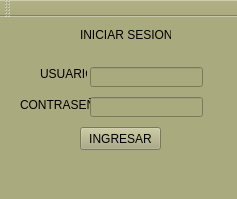
Old version of the form escuelaa.ui in the repository TellaCampos/proyecto-escuela.
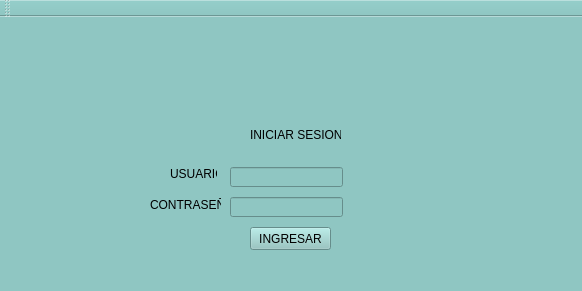
New version of the form. Icons and pictures are not drawn.

What changed in the file:
```diff
--- a/escuelaa.ui
+++ b/escuelaa.ui
@@ -6,22 +6,22 @@
    <rect>
     <x>0</x>
     <y>0</y>
-    <width>237</width>
-    <height>199</height>
+    <width>582</width>
+    <height>291</height>
    </rect>
   </property>
   <property name="windowTitle">
    <string>escuelaa</string>
   </property>
   <property name="styleSheet">
-   <string notr="true">background-color: rgb(170, 170, 127);</string>
+   <string notr="true">background-color: rgb(143, 198, 194);</string>
   </property>
   <widget class="QWidget" name="centralWidget">
    <widget class="QLabel" name="label">
     <property name="geometry">
      <rect>
-      <x>80</x>
-      <y>10</y>
+      <x>250</x>
+      <y>110</y>
       <width>91</width>
       <height>16</height>
      </rect>
@@ -33,8 +33,8 @@
    <widget class="QLineEdit" name="user">
     <property name="geometry">
      <rect>
-      <x>90</x>
-      <y>50</y>
+      <x>230</x>
+      <y>150</y>
       <width>113</width>
       <height>20</height>
      </rect>
@@ -49,8 +49,8 @@
    <widget class="QLabel" name="label_2">
     <property name="geometry">
      <rect>
-      <x>40</x>
-      <y>50</y>
+      <x>170</x>
+      <y>150</y>
       <width>47</width>
       <height>13</height>
      </rect>
@@ -62,8 +62,8 @@
    <widget class="QLabel" name="label_3">
     <property name="geometry">
      <rect>
-      <x>20</x>
-      <y>80</y>
+      <x>150</x>
+      <y>180</y>
       <width>71</width>
       <height>16</height>
      </rect>
@@ -75,8 +75,8 @@
    <widget class="QLineEdit" name="pass">
     <property name="geometry">
      <rect>
-      <x>90</x>
-      <y>80</y>
+      <x>230</x>
+      <y>180</y>
       <width>113</width>
       <height>20</height>
      </rect>
@@ -85,8 +85,8 @@
    <widget class="QPushButton" name="pushButton">
     <property name="geometry">
      <rect>
-      <x>80</x>
-      <y>110</y>
+      <x>250</x>
+      <y>210</y>
       <width>81</width>
       <height>23</height>
      </rect>
@@ -95,6 +95,25 @@
      <string>INGRESAR</string>
     </property>
    </widget>
+   <widget class="QLabel" name="label_4">
+    <property name="geometry">
+     <rect>
+      <x>220</x>
+      <y>10</y>
+      <width>121</width>
+      <height>91</height>
+     </rect>
+    </property>
+    <property name="text">
+     <string/>
+    </property>
+    <property name="pixmap">
+     <pixmap>logooo2.png</pixmap>
+    </property>
+    <property name="scaledContents">
+     <bool>true</bool>
+    </property>
+   </widget>
   </widget>
   <widget class="QMenuBar" name="menuBar">
    <property name="geometry">
```
Left out of the diff: 2 changed lines with no effect on the pictures.
